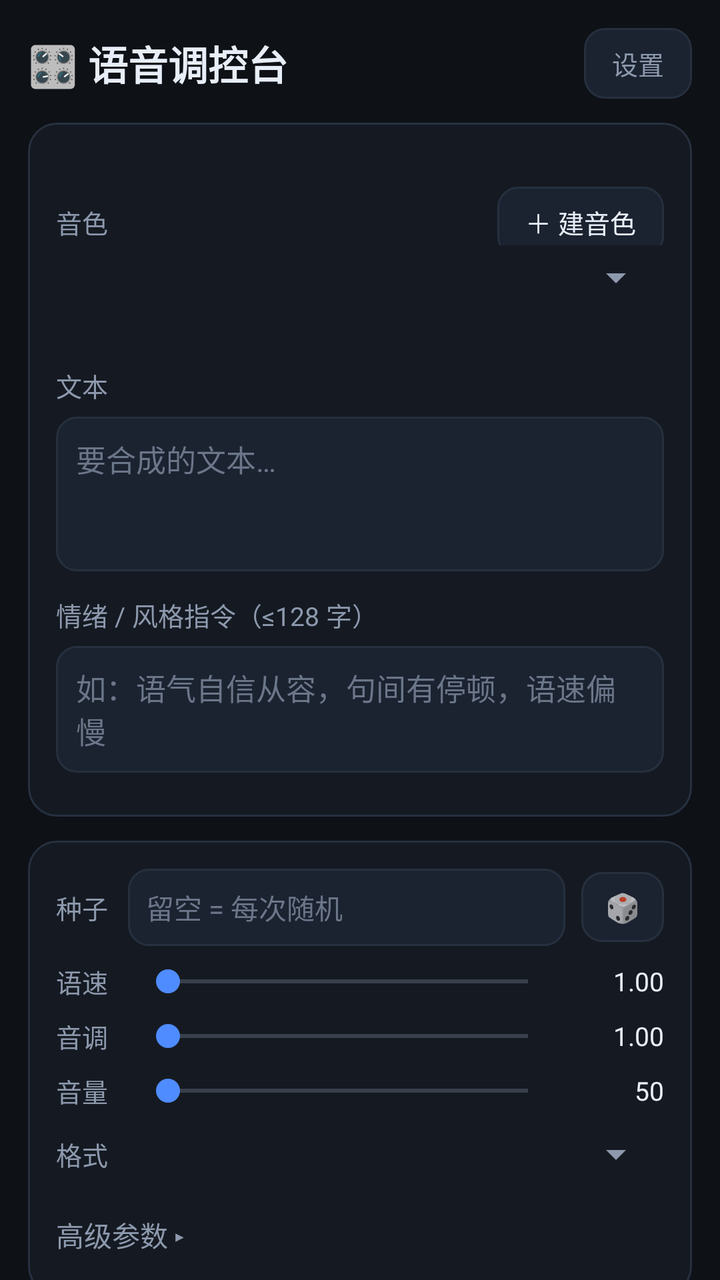
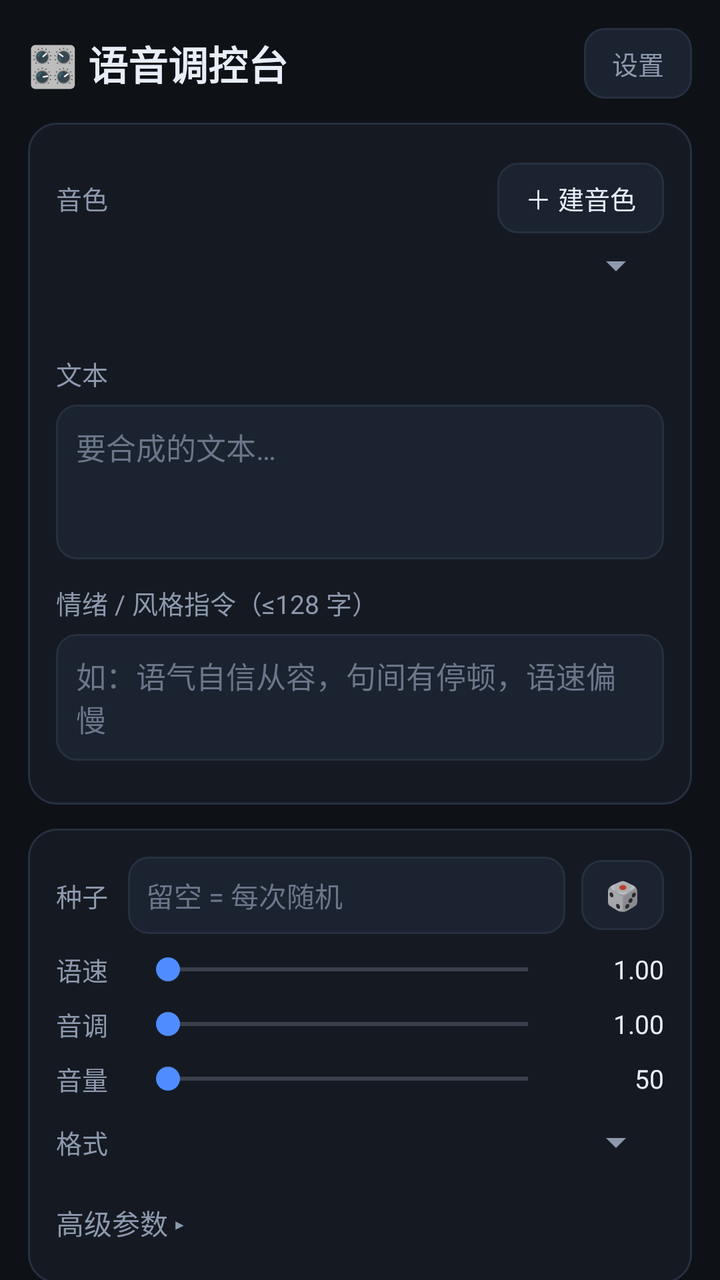

Screens rendered from an Android XML layout before and after an edit, with the pre-edit source and the edit as a unified diff.
<!-- AndroidManifest.xml: application theme Theme.VoiceTuner -->
<!-- res/layout/activity_main.xml -->
<?xml version="1.0" encoding="utf-8"?>
<FrameLayout xmlns:android="http://schemas.android.com/apk/res/android"
    android:layout_width="match_parent"
    android:layout_height="match_parent">

    <ImageView
        android:id="@+id/wpImg"
        android:layout_width="match_parent"
        android:layout_height="match_parent"
        android:scaleType="centerCrop"
        android:visibility="gone" />

    <View
        android:id="@+id/wpScrim"
        android:layout_width="match_parent"
        android:layout_height="match_parent"
        android:visibility="gone" />

    <ScrollView
        android:id="@+id/svRoot"
        android:layout_width="match_parent"
        android:layout_height="match_parent"
        android:fillViewport="true"
        android:scrollbars="none">

    <LinearLayout
        android:layout_width="match_parent"
        android:layout_height="wrap_content"
        android:orientation="vertical"
        android:padding="14dp">

        
        <LinearLayout
            android:layout_width="match_parent"
            android:layout_height="wrap_content"
            android:gravity="center_vertical"
            android:orientation="horizontal">

            <TextView
                android:layout_width="0dp"
                android:layout_height="wrap_content"
                android:layout_weight="1"
                android:text="🎛️ 语音调控台"
                android:textColor="@color/txt"
                android:textSize="20sp"
                android:textStyle="bold" />

            <TextView
                android:id="@+id/btnSettings"
                android:layout_width="wrap_content"
                android:layout_height="wrap_content"
                android:background="@drawable/bg_btn"
                android:clickable="true"
                android:focusable="true"
                android:paddingHorizontal="14dp"
                android:paddingVertical="8dp"
                android:text="设置"
                android:textColor="@color/dim"
                android:textSize="13sp" />
        </LinearLayout>

        
        <LinearLayout style="@style/VtCard">

            <LinearLayout
                android:layout_width="match_parent"
                android:layout_height="wrap_content"
                android:gravity="center_vertical"
                android:orientation="horizontal">

                <TextView
                    style="@style/VtLabel"
                    android:layout_width="0dp"
                    android:layout_height="wrap_content"
                    android:layout_weight="1"
                    android:text="音色" />

                <TextView
                    android:id="@+id/btnCreateVoice"
                    style="@style/VtMiniBtn"
                    android:layout_marginTop="12dp"
                    android:layout_marginEnd="0dp"
                    android:text="＋ 建音色" />
            </LinearLayout>

            <Spinner
                android:id="@+id/spVoice"
                android:layout_width="match_parent"
                android:layout_height="wrap_content"
                android:layout_marginTop="4dp" />

            <EditText
                android:id="@+id/etCustomVoice"
                style="@style/VtInput"
                android:hint="粘贴完整音色 ID（cosyvoice-v3.5-plus-…）"
                android:importantForAutofill="no"
                android:inputType="text"
                android:singleLine="true"
                android:visibility="gone" />

            <TextView
                android:id="@+id/tvVoiceNote"
                android:layout_width="wrap_content"
                android:layout_height="wrap_content"
                android:layout_marginTop="4dp"
                android:textColor="@color/dim"
                android:textSize="12sp" />

            <TextView style="@style/VtLabel" android:text="文本" />

            <EditText
                android:id="@+id/etText"
                style="@style/VtInput"
                android:gravity="top|start"
                android:hint="要合成的文本…"
                android:importantForAutofill="no"
                android:inputType="textMultiLine"
                android:minLines="3" />

            <TextView style="@style/VtLabel" android:text="情绪 / 风格指令（≤128 字）" />

            <EditText
                android:id="@+id/etInstr"
                style="@style/VtInput"
                android:hint="如：语气自信从容，句间有停顿，语速偏慢"
                android:importantForAutofill="no"
                android:inputType="textMultiLine"
                android:minLines="2" />

            <HorizontalScrollView
                android:layout_width="match_parent"
                android:layout_height="wrap_content"
                android:layout_marginTop="8dp"
                android:scrollbars="none">

                <LinearLayout
                    android:id="@+id/llChips"
                    android:layout_width="wrap_content"
                    android:layout_height="wrap_content"
                    android:orientation="horizontal" />
            </HorizontalScrollView>
        </LinearLayout>

        
        <LinearLayout style="@style/VtCard">

            <LinearLayout
                android:layout_width="match_parent"
                android:layout_height="wrap_content"
                android:gravity="center_vertical"
                android:orientation="horizontal">

                <TextView
                    android:layout_width="wrap_content"
                    android:layout_height="wrap_content"
                    android:text="种子"
                    android:textColor="@color/dim"
                    android:textSize="13sp" />

                <EditText
                    android:id="@+id/etSeed"
                    android:layout_width="0dp"
                    android:layout_height="wrap_content"
                    android:layout_marginStart="10dp"
                    android:layout_weight="1"
                    android:background="@drawable/bg_input"
                    android:hint="留空 = 每次随机"
                    android:importantForAutofill="no"
                    android:inputType="number"
                    android:padding="9dp"
                    android:singleLine="true"
                    android:textColor="@color/txt"
                    android:textColorHint="@color/hint"
                    android:textSize="14sp" />

                <TextView
                    android:id="@+id/btnDice"
                    android:layout_width="wrap_content"
                    android:layout_height="wrap_content"
                    android:layout_marginStart="8dp"
                    android:background="@drawable/bg_btn"
                    android:clickable="true"
                    android:focusable="true"
                    android:paddingHorizontal="12dp"
                    android:paddingVertical="8dp"
                    android:text="🎲"
                    android:textSize="14sp" />
            </LinearLayout>

            <LinearLayout style="@style/VtSliderRow">
                <TextView style="@style/VtSliderLabel" android:text="语速" />
                <SeekBar
                    android:id="@+id/sbRate"
                    android:layout_width="0dp"
                    android:layout_height="wrap_content"
                    android:layout_weight="1"
                    android:max="150" />
                <TextView
                    android:id="@+id/tvRate"
                    style="@style/VtSliderValue"
                    android:text="1.00" />
            </LinearLayout>

            <LinearLayout style="@style/VtSliderRow">
                <TextView style="@style/VtSliderLabel" android:text="音调" />
                <SeekBar
                    android:id="@+id/sbPitch"
                    android:layout_width="0dp"
                    android:layout_height="wrap_content"
                    android:layout_weight="1"
                    android:max="150" />
                <TextView
                    android:id="@+id/tvPitch"
                    style="@style/VtSliderValue"
                    android:text="1.00" />
            </LinearLayout>

            <LinearLayout style="@style/VtSliderRow">
                <TextView style="@style/VtSliderLabel" android:text="音量" />
                <SeekBar
                    android:id="@+id/sbVol"
                    android:layout_width="0dp"
                    android:layout_height="wrap_content"
                    android:layout_weight="1"
                    android:max="100" />
                <TextView
                    android:id="@+id/tvVol"
                    style="@style/VtSliderValue"
                    android:text="50" />
            </LinearLayout>

            <LinearLayout
                android:layout_width="match_parent"
                android:layout_height="wrap_content"
                android:layout_marginTop="10dp"
                android:gravity="center_vertical"
                android:orientation="horizontal">

                <TextView
                    android:layout_width="wrap_content"
                    android:layout_height="wrap_content"
                    android:text="格式"
                    android:textColor="@color/dim"
                    android:textSize="13sp" />

                <Spinner
                    android:id="@+id/spFormat"
                    android:layout_width="0dp"
                    android:layout_height="wrap_content"
                    android:layout_marginStart="10dp"
                    android:layout_weight="1" />
            </LinearLayout>

            <TextView
                android:id="@+id/tvAdvanced"
                android:layout_width="match_parent"
                android:layout_height="wrap_content"
                android:layout_marginTop="12dp"
                android:clickable="true"
                android:focusable="true"
                android:paddingVertical="6dp"
                android:text="高级参数 ▸"
                android:textColor="@color/dim"
                android:textSize="14sp" />

            <LinearLayout
                android:id="@+id/llAdvanced"
                android:layout_width="match_parent"
                android:layout_height="wrap_content"
                android:orientation="vertical"
                android:visibility="gone">

                <TextView style="@style/VtLabel" android:text="model" />

                <EditText
                    android:id="@+id/etModel"
                    style="@style/VtInput"
                    android:hint="cosyvoice-v3.5-plus"
                    android:importantForAutofill="no"
                    android:inputType="text"
                    android:singleLine="true" />

                <TextView style="@style/VtLabel" android:text="language_hints（逗号分隔）" />

                <EditText
                    android:id="@+id/etLangHints"
                    style="@style/VtInput"
                    android:hint="zh"
                    android:importantForAutofill="no"
                    android:inputType="text"
                    android:singleLine="true" />

                <TextView style="@style/VtLabel" android:text="hot_fix（JSON）" />

                <EditText
                    android:id="@+id/etHotfix"
                    style="@style/VtInput"
                    android:gravity="top|start"
                    android:hint='{"replace":[{"错词":"正词"}]}'
                    android:importantForAutofill="no"
                    android:inputType="textMultiLine"
                    android:minLines="2" />

                <TextView style="@style/VtLabel" android:text="额外参数（JSON，合并进 parameters）" />

                <EditText
                    android:id="@+id/etExtra"
                    style="@style/VtInput"
                    android:gravity="top|start"
                    android:hint='{"enable_markdown_filter":false}'
                    android:importantForAutofill="no"
                    android:inputType="textMultiLine"
                    android:minLines="2" />

                <CheckBox
                    android:id="@+id/cbSsml"
                    android:layout_width="wrap_content"
                    android:layout_height="wrap_content"
                    android:layout_marginTop="8dp"
                    android:checked="true"
                    android:text="SSML 模式（enable_ssml）"
                    android:textColor="@color/dim"
                    android:textSize="13sp" />
            </LinearLayout>
        </LinearLayout>

        
        <TextView
            android:id="@+id/btnGenerate"
            android:layout_width="match_parent"
            android:layout_height="wrap_content"
            android:layout_marginTop="14dp"
            android:background="@drawable/bg_btn_primary"
            android:clickable="true"
            android:focusable="true"
            android:gravity="center"
            android:padding="15dp"
            android:text="生成"
            android:textColor="#FFFFFF"
            android:textSize="17sp"
            android:textStyle="bold" />

        <TextView
            android:id="@+id/btnCancel"
            android:layout_width="match_parent"
            android:layout_height="wrap_content"
            android:layout_marginTop="8dp"
            android:background="@drawable/bg_btn"
            android:clickable="true"
            android:focusable="true"
            android:gravity="center"
            android:padding="11dp"
            android:text="取消"
            android:textColor="@color/dim"
            android:textSize="14sp"
            android:visibility="gone" />

        <TextView
            android:id="@+id/tvStatus"
            android:layout_width="match_parent"
            android:layout_height="wrap_content"
            android:layout_marginTop="8dp"
            android:textColor="@color/dim"
            android:textSize="13sp" />

        
        <LinearLayout
            android:id="@+id/cardResult"
            style="@style/VtCard"
            android:visibility="gone">

            <TextView style="@style/VtLabel" android:text="本次结果" />

            <TextView
                android:id="@+id/tvResultInfo"
                android:layout_width="match_parent"
                android:layout_height="wrap_content"
                android:layout_marginTop="4dp"
                android:textColor="@color/txt"
                android:textSize="14sp" />

            <HorizontalScrollView
                android:layout_width="match_parent"
                android:layout_height="wrap_content"
                android:layout_marginTop="10dp"
                android:scrollbars="none">

                <LinearLayout
                    android:layout_width="wrap_content"
                    android:layout_height="wrap_content"
                    android:orientation="horizontal">

                    <TextView
                        android:id="@+id/btnPlay"
                        style="@style/VtMiniBtn"
                        android:text="▶ 播放" />

                    <TextView
                        android:id="@+id/btnShare"
                        style="@style/VtMiniBtn"
                        android:text="分享" />

                    <TextView
                        android:id="@+id/btnExport"
                        style="@style/VtMiniBtn"
                        android:text="导出到下载" />
                </LinearLayout>
            </HorizontalScrollView>
        </LinearLayout>

        
        <LinearLayout style="@style/VtCard">

            <LinearLayout
                android:layout_width="match_parent"
                android:layout_height="wrap_content"
                android:gravity="center_vertical"
                android:orientation="horizontal">

                <TextView
                    android:layout_width="0dp"
                    android:layout_height="wrap_content"
                    android:layout_weight="1"
                    android:text="本地记录"
                    android:textColor="@color/dim"
                    android:textSize="13sp" />

                <TextView
                    android:id="@+id/btnClearHistory"
                    android:layout_width="wrap_content"
                    android:layout_height="wrap_content"
                    android:background="@drawable/bg_btn"
                    android:clickable="true"
                    android:focusable="true"
                    android:paddingHorizontal="12dp"
                    android:paddingVertical="6dp"
                    android:text="清空"
                    android:textColor="@color/dim"
                    android:textSize="12sp" />
            </LinearLayout>

            <LinearLayout
                android:id="@+id/llHistory"
                android:layout_width="match_parent"
                android:layout_height="wrap_content"
                android:orientation="vertical" />
        </LinearLayout>

        <TextView
            android:layout_width="match_parent"
            android:layout_height="wrap_content"
            android:layout_marginTop="16dp"
            android:layout_marginBottom="20dp"
            android:gravity="center"
            android:text="v0.4 · 直连阿里云百炼 CosyVoice v3.5-plus"
            android:textColor="@color/hint"
            android:textSize="11sp" />
    </LinearLayout>
    </ScrollView>
</FrameLayout>
<!-- resources referenced by this layout -->
<resources>
  <color name="dim">#8D99AD</color>
  <color name="hint">#6B7689</color>
  <color name="txt">#E8EEF8</color>
  <!-- drawable bg_btn (drawable) -->
  <?xml version="1.0" encoding="utf-8"?>
  <shape xmlns:android="http://schemas.android.com/apk/res/android"
      android:shape="rectangle">
      <solid android:color="@color/card2" />
      <stroke android:width="1dp" android:color="@color/line" />
      <corners android:radius="10dp" />
  </shape>
  <!-- drawable bg_btn_primary (drawable) -->
  <?xml version="1.0" encoding="utf-8"?>
  <shape xmlns:android="http://schemas.android.com/apk/res/android"
      android:shape="rectangle">
      <gradient
          android:startColor="@color/acc"
          android:endColor="@color/acc2"
          android:angle="0" />
      <corners android:radius="12dp" />
  </shape>
  <!-- drawable bg_input (drawable) -->
  <?xml version="1.0" encoding="utf-8"?>
  <shape xmlns:android="http://schemas.android.com/apk/res/android"
      android:shape="rectangle">
      <solid android:color="@color/card2" />
      <stroke android:width="1dp" android:color="@color/line" />
      <corners android:radius="10dp" />
  </shape>
  <style name="VtCard">
          <item name="android:layout_width">match_parent</item>
          <item name="android:layout_height">wrap_content</item>
          <item name="android:orientation">vertical</item>
          <item name="android:background">@drawable/bg_card</item>
          <item name="android:padding">14dp</item>
          <item name="android:layout_marginTop">12dp</item>
      </style>
  <style name="VtInput">
          <item name="android:layout_width">match_parent</item>
          <item name="android:layout_height">wrap_content</item>
          <item name="android:background">@drawable/bg_input</item>
          <item name="android:textColor">@color/txt</item>
          <item name="android:textColorHint">@color/hint</item>
          <item name="android:textSize">15sp</item>
          <item name="android:padding">10dp</item>
          <item name="android:layout_marginTop">6dp</item>
      </style>
  <style name="VtLabel">
          <item name="android:layout_width">wrap_content</item>
          <item name="android:layout_height">wrap_content</item>
          <item name="android:textColor">@color/dim</item>
          <item name="android:textSize">13sp</item>
          <item name="android:layout_marginTop">12dp</item>
      </style>
  <style name="VtSliderLabel">
          <item name="android:layout_width">40dp</item>
          <item name="android:layout_height">wrap_content</item>
          <item name="android:textColor">@color/dim</item>
          <item name="android:textSize">13sp</item>
      </style>
  <style name="VtSliderRow">
          <item name="android:layout_width">match_parent</item>
          <item name="android:layout_height">wrap_content</item>
          <item name="android:orientation">horizontal</item>
          <item name="android:gravity">center_vertical</item>
          <item name="android:layout_marginTop">8dp</item>
      </style>
  <style name="VtSliderValue">
          <item name="android:layout_width">52dp</item>
          <item name="android:layout_height">wrap_content</item>
          <item name="android:gravity">end</item>
          <item name="android:textColor">@color/txt</item>
          <item name="android:textSize">13sp</item>
      </style>
  <color name="card2">#1B2230</color>
  <color name="line">#26303F</color>
  <color name="acc">#4F8CFF</color>
  <color name="acc2">#7A5CFF</color>
  <!-- drawable bg_card (drawable) -->
  <?xml version="1.0" encoding="utf-8"?>
  <shape xmlns:android="http://schemas.android.com/apk/res/android"
      android:shape="rectangle">
      <solid android:color="@color/card" />
      <stroke android:width="1dp" android:color="@color/line" />
      <corners android:radius="14dp" />
  </shape>
  <color name="bg">#0E1116</color>
  <color name="card">#151A22</color>
  <!-- unchanged entries left out for length: 2 -->
</resources>

<!-- the commit's change to res/layout/activity_main.xml (unified diff, before → after) -->
@@ -60,11 +60,18 @@
         </LinearLayout>
 
         
-        <LinearLayout style="@style/VtCard">
-
-            <LinearLayout
-                android:layout_width="match_parent"
-                android:layout_height="wrap_content"
+        <LinearLayout
+            style="@style/VtCard"
+            android:clipChildren="false"
+            android:clipToPadding="false">
+
+            <LinearLayout
+                android:layout_width="match_parent"
+                android:layout_height="wrap_content"
+                android:layout_marginTop="6dp"
+                android:baselineAligned="false"
+                android:clipChildren="false"
+                android:clipToPadding="false"
                 android:gravity="center_vertical"
                 android:orientation="horizontal">
 
@@ -72,13 +79,14 @@
                     style="@style/VtLabel"
                     android:layout_width="0dp"
                     android:layout_height="wrap_content"
+                    android:layout_marginTop="0dp"
                     android:layout_weight="1"
                     android:text="音色" />
 
                 <TextView
                     android:id="@+id/btnCreateVoice"
                     style="@style/VtMiniBtn"
-                    android:layout_marginTop="12dp"
+                    android:layout_marginTop="0dp"
                     android:layout_marginEnd="0dp"
                     android:text="＋ 建音色" />
             </LinearLayout>
@@ -452,7 +460,7 @@
             android:layout_marginTop="16dp"
             android:layout_marginBottom="20dp"
             android:gravity="center"
-            android:text="v0.4 · 直连阿里云百炼 CosyVoice v3.5-plus"
+            android:text="v0.4.1 · 直连阿里云百炼 CosyVoice v3.5-plus"
             android:textColor="@color/hint"
             android:textSize="11sp" />
     </LinearLayout>
